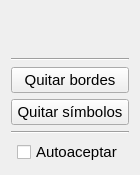
Before: the Qt Designer form flanaarena/resources/uis/flanaarena.ui in AlberLC/flanaarena, drawn with Qt 5.
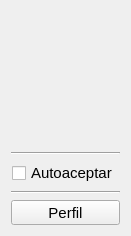
After: the same form once the commit is applied.

Commit message: Update lcu.clear_borders and lcu.clear_tokens

```diff
--- a/flanaarena/resources/uis/flanaarena.ui
+++ b/flanaarena/resources/uis/flanaarena.ui
@@ -6,14 +6,14 @@
    <rect>
     <x>0</x>
     <y>0</y>
-    <width>140</width>
-    <height>175</height>
+    <width>131</width>
+    <height>236</height>
    </rect>
   </property>
   <property name="windowTitle">
    <string>Form</string>
   </property>
-  <layout class="QVBoxLayout" name="verticalLayout" stretch="0,0,0,0,0,0">
+  <layout class="QVBoxLayout" name="verticalLayout" stretch="0,0,0,0,0">
    <item>
     <layout class="QVBoxLayout" name="verticalLayout_3" stretch="1,0">
      <item>
@@ -44,38 +44,7 @@
     </layout>
    </item>
    <item>
-    <widget class="Line" name="line">
-     <property name="orientation">
-      <enum>Qt::Horizontal</enum>
-     </property>
-    </widget>
-   </item>
-   <item>
-    <widget class="QPushButton" name="button_clear_borders">
-     <property name="font">
-      <font>
-       <pointsize>11</pointsize>
-      </font>
-     </property>
-     <property name="text">
-      <string>Quitar bordes</string>
-     </property>
-    </widget>
-   </item>
-   <item>
-    <widget class="QPushButton" name="button_clear_tokens">
-     <property name="font">
-      <font>
-       <pointsize>11</pointsize>
-      </font>
-     </property>
-     <property name="text">
-      <string>Quitar símbolos</string>
-     </property>
-    </widget>
-   </item>
-   <item>
-    <widget class="Line" name="line_2">
+    <widget class="Line" name="horizontal_line_1">
      <property name="orientation">
       <enum>Qt::Horizontal</enum>
      </property>
@@ -103,6 +72,43 @@
      </item>
     </layout>
    </item>
+   <item>
+    <widget class="Line" name="horizontal_line_2">
+     <property name="orientation">
+      <enum>Qt::Horizontal</enum>
+     </property>
+    </widget>
+   </item>
+   <item>
+    <widget class="QToolButton" name="button_profile">
+     <property name="sizePolicy">
+      <sizepolicy hsizetype="Minimum" vsizetype="Fixed">
+       <horstretch>0</horstretch>
+       <verstretch>0</verstretch>
+      </sizepolicy>
+     </property>
+     <property name="font">
+      <font>
+       <pointsize>11</pointsize>
+      </font>
+     </property>
+     <property name="layoutDirection">
+      <enum>Qt::LeftToRight</enum>
+     </property>
+     <property name="text">
+      <string>Perfil</string>
+     </property>
+     <property name="popupMode">
+      <enum>QToolButton::InstantPopup</enum>
+     </property>
+     <property name="autoRaise">
+      <bool>false</bool>
+     </property>
+     <property name="arrowType">
+      <enum>Qt::NoArrow</enum>
+     </property>
+    </widget>
+   </item>
   </layout>
  </widget>
  <resources/>
```
The commit also changes 2 other files.
